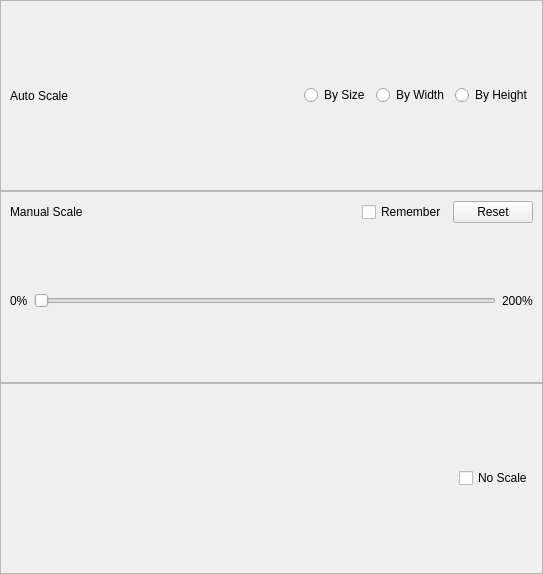
First picture: the form in src/gui/controll-bar-area/scale-setting.ui, repository haocxy/smooth-comic, before the edit.
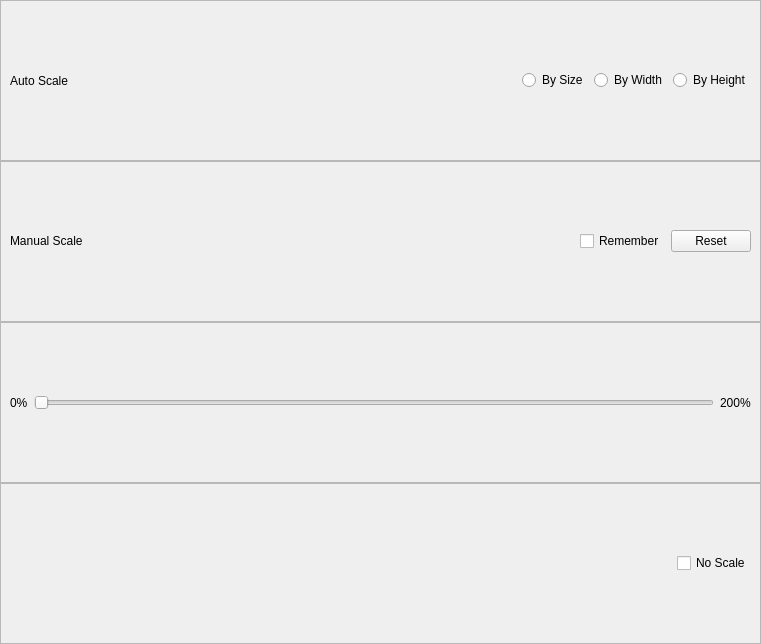
Second picture: the form after the edit.

Commit message: 调整缩放设置界面布局，把滑块部分单独做为一个Widget

What changed in the file:
```diff
--- a/src/gui/controll-bar-area/scale-setting.ui
+++ b/src/gui/controll-bar-area/scale-setting.ui
@@ -6,8 +6,8 @@
    <rect>
     <x>0</x>
     <y>0</y>
-    <width>543</width>
-    <height>574</height>
+    <width>761</width>
+    <height>644</height>
    </rect>
   </property>
   <property name="windowTitle">
@@ -132,7 +132,17 @@
         </item>
        </layout>
       </item>
+     </layout>
+    </widget>
+   </item>
       <item>
+    <widget class="QFrame" name="SliderArea">
+     <property name="frameShape">
+      <enum>QFrame::StyledPanel</enum>
+     </property>
+     <property name="frameShadow">
+      <enum>QFrame::Raised</enum>
+     </property>
        <layout class="QHBoxLayout" name="horizontalLayout_2">
         <item>
          <widget class="QLabel" name="label">
@@ -160,8 +170,6 @@
            <string>200%</string>
           </property>
          </widget>
-        </item>
-       </layout>
       </item>
      </layout>
     </widget>
```
Lines whose indentation alone changed are shown as unchanged. The commit also changes 1 other file.
